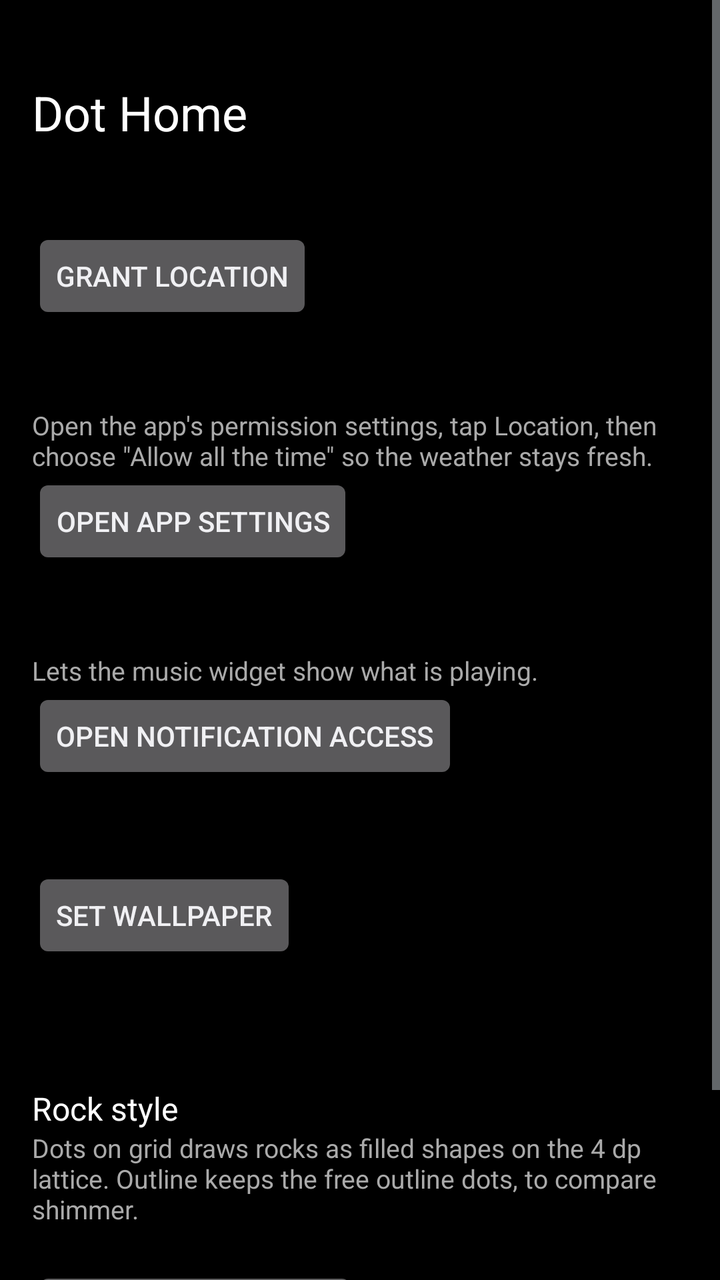
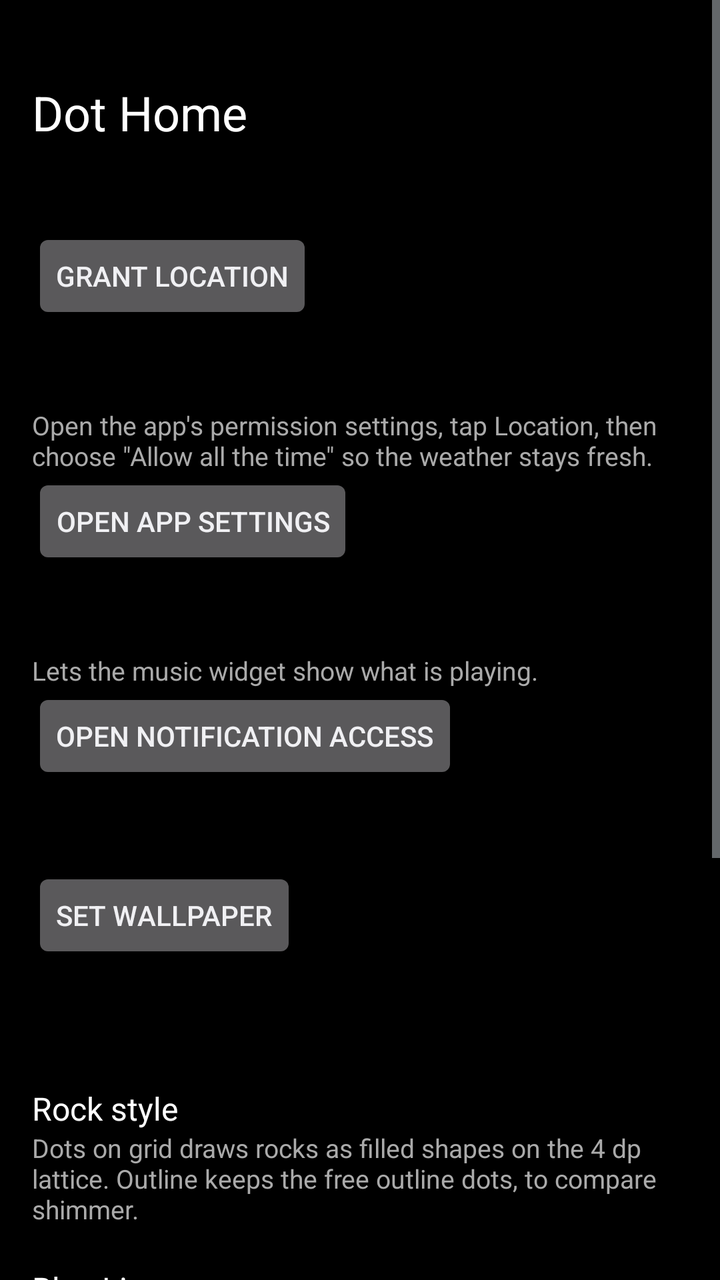

Screens rendered from an Android XML layout before and after an edit, with the pre-edit source and the edit as a unified diff.
<!-- AndroidManifest.xml: activity theme android:Theme.DeviceDefault.NoActionBar -->
<!-- res/layout/activity_setup.xml -->
<?xml version="1.0" encoding="utf-8"?>
<ScrollView xmlns:android="http://schemas.android.com/apk/res/android"
    android:layout_width="match_parent"
    android:layout_height="match_parent"
    android:background="#000000"
    android:fillViewport="true">
    <LinearLayout
        android:layout_width="match_parent"
        android:layout_height="wrap_content"
        android:orientation="vertical"
        android:padding="16dp">

        <TextView
            android:layout_width="wrap_content"
            android:layout_height="wrap_content"
            android:paddingTop="24dp"
            android:text="Dot Home"
            android:textColor="#FFFFFF"
            android:textSize="24sp" />

        <TextView
            android:id="@+id/step_location"
            android:layout_width="match_parent"
            android:layout_height="wrap_content"
            android:paddingTop="20dp"
            android:textColor="#FFFFFF"
            android:textSize="16sp" />
        <Button
            android:id="@+id/btn_location"
            android:layout_width="wrap_content"
            android:layout_height="wrap_content"
            android:text="Grant location" />

        <TextView
            android:id="@+id/step_background"
            android:layout_width="match_parent"
            android:layout_height="wrap_content"
            android:paddingTop="20dp"
            android:textColor="#FFFFFF"
            android:textSize="16sp" />
        <TextView
            android:layout_width="match_parent"
            android:layout_height="wrap_content"
            android:text="Open the app's permission settings, tap Location, then choose &quot;Allow all the time&quot; so the weather stays fresh."
            android:textColor="#AAAAAA"
            android:textSize="13sp" />
        <Button
            android:id="@+id/btn_background"
            android:layout_width="wrap_content"
            android:layout_height="wrap_content"
            android:text="Open app settings" />

        <TextView
            android:id="@+id/step_notifications"
            android:layout_width="match_parent"
            android:layout_height="wrap_content"
            android:paddingTop="20dp"
            android:textColor="#FFFFFF"
            android:textSize="16sp" />
        <TextView
            android:layout_width="match_parent"
            android:layout_height="wrap_content"
            android:text="Lets the music widget show what is playing."
            android:textColor="#AAAAAA"
            android:textSize="13sp" />
        <Button
            android:id="@+id/btn_notifications"
            android:layout_width="wrap_content"
            android:layout_height="wrap_content"
            android:text="Open notification access" />

        <TextView
            android:id="@+id/step_wallpaper"
            android:layout_width="match_parent"
            android:layout_height="wrap_content"
            android:paddingTop="20dp"
            android:textColor="#FFFFFF"
            android:textSize="16sp" />
        <Button
            android:id="@+id/btn_wallpaper"
            android:layout_width="wrap_content"
            android:layout_height="wrap_content"
            android:text="Set wallpaper" />

        <TextView
            android:id="@+id/step_fire"
            android:layout_width="match_parent"
            android:layout_height="wrap_content"
            android:paddingTop="20dp"
            android:textColor="#FFFFFF"
            android:textSize="16sp" />
        <RadioGroup
            android:id="@+id/fire_group"
            android:layout_width="match_parent"
            android:layout_height="wrap_content" />

        <TextView
            android:layout_width="match_parent"
            android:layout_height="wrap_content"
            android:paddingTop="20dp"
            android:text="Rock style"
            android:textColor="#FFFFFF"
            android:textSize="16sp" />
        <TextView
            android:layout_width="match_parent"
            android:layout_height="wrap_content"
            android:text="Dots on grid draws rocks as filled shapes on the 4 dp lattice. Outline keeps the free outline dots, to compare shimmer."
            android:textColor="#AAAAAA"
            android:textSize="13sp" />
        <RadioGroup
            android:id="@+id/rock_group"
            android:layout_width="match_parent"
            android:layout_height="wrap_content" />

        <Button
            android:id="@+id/btn_export"
            android:layout_width="wrap_content"
            android:layout_height="wrap_content"
            android:layout_marginTop="20dp"
            android:text="Export lock stills" />

        <TextView
            android:layout_width="match_parent"
            android:layout_height="wrap_content"
            android:paddingTop="24dp"
            android:text="Weather data by Open-Meteo.com · Alerts: National Weather Service"
            android:textColor="#888888"
            android:textSize="12sp" />
    </LinearLayout>
</ScrollView>
<!-- resources referenced by this layout -->
<resources>

</resources>

<!-- the commit's change to res/layout/activity_setup.xml (unified diff, before → after) -->
@@ -112,6 +112,40 @@
             android:layout_width="match_parent"
             android:layout_height="wrap_content" />
 
+        <TextView
+            android:layout_width="match_parent"
+            android:layout_height="wrap_content"
+            android:paddingTop="20dp"
+            android:text="Blue Line"
+            android:textColor="#FFFFFF"
+            android:textSize="16sp" />
+        <TextView
+            android:id="@+id/cta_status"
+            android:layout_width="match_parent"
+            android:layout_height="wrap_content"
+            android:text="The Dot Blue Line widget needs a free CTA Train Tracker API key. It shows the pinned station, or the nearest one within 10 km."
+            android:textColor="#AAAAAA"
+            android:textSize="13sp" />
+        <EditText
+            android:id="@+id/cta_key"
+            android:layout_width="match_parent"
+            android:layout_height="wrap_content"
+            android:hint="CTA Train Tracker key"
+            android:importantForAutofill="no"
+            android:inputType="textPassword"
+            android:singleLine="true"
+            android:textColor="#FFFFFF"
+            android:textColorHint="#888888" />
+        <Button
+            android:id="@+id/btn_cta_save"
+            android:layout_width="wrap_content"
+            android:layout_height="wrap_content"
+            android:text="Save key" />
+        <Spinner
+            android:id="@+id/cta_station"
+            android:layout_width="match_parent"
+            android:layout_height="wrap_content" />
+
         <Button
             android:id="@+id/btn_export"
             android:layout_width="wrap_content"
